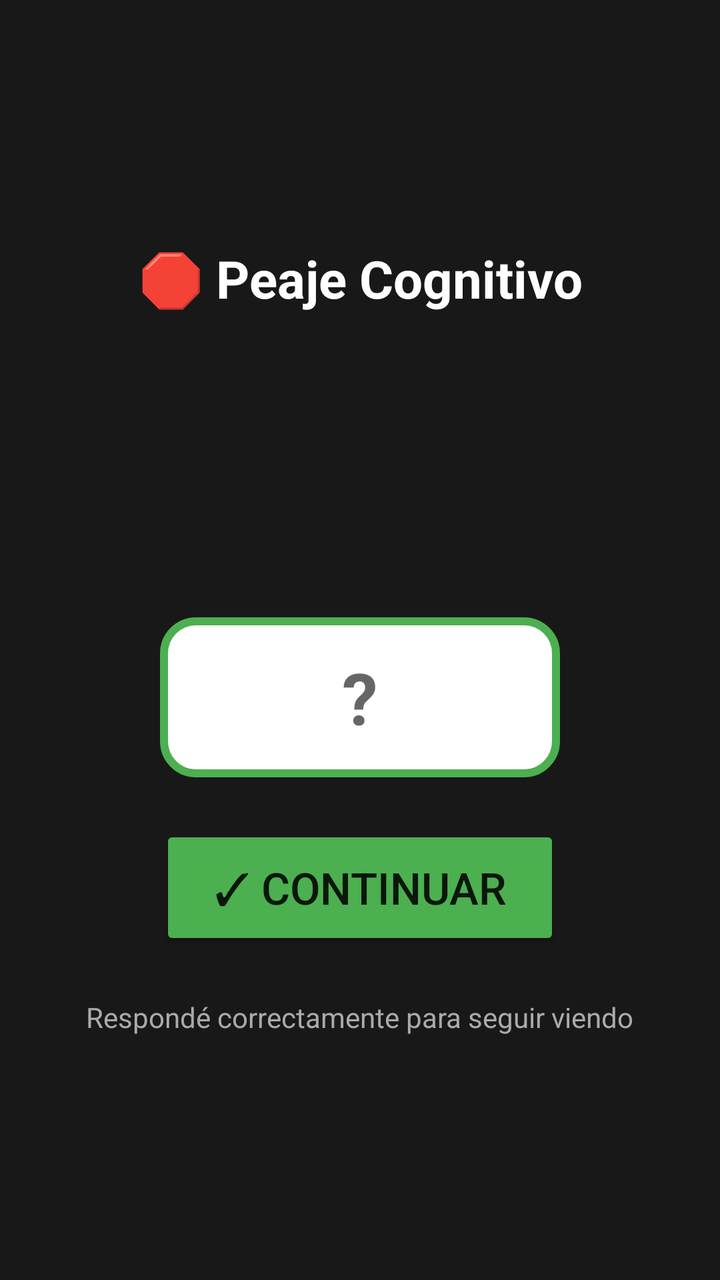
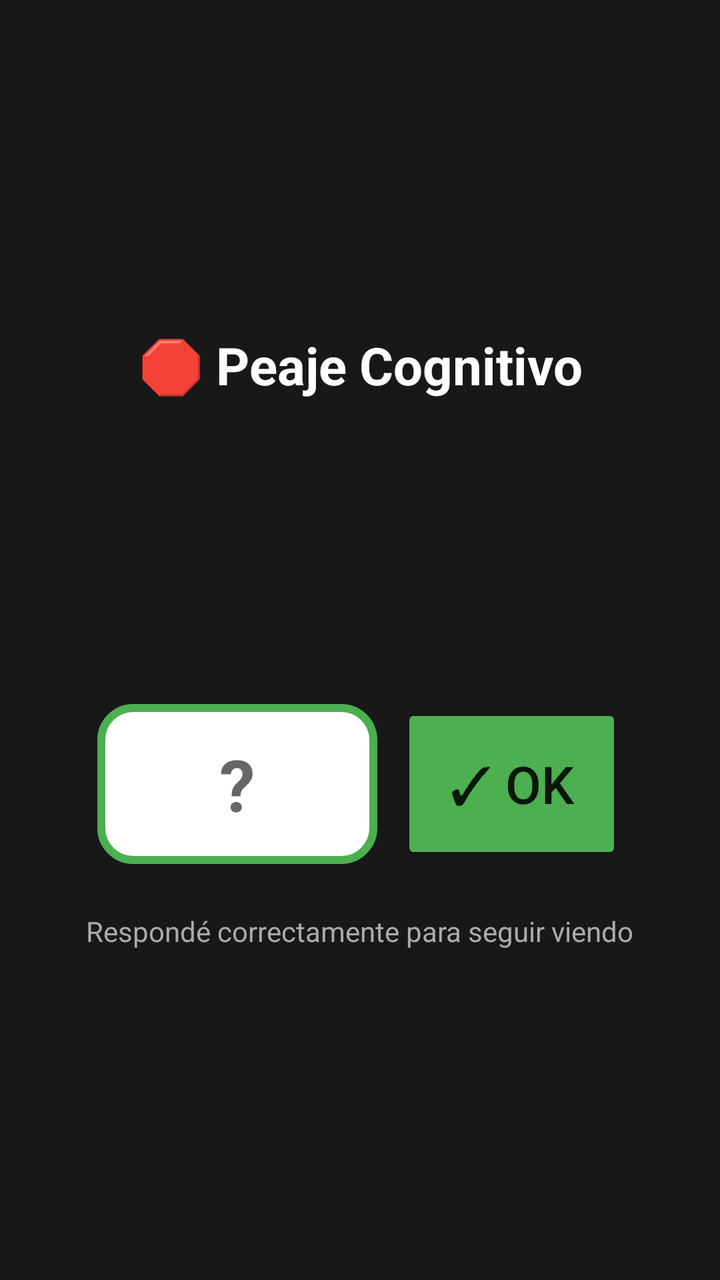

An Android layout rendered at two revisions. The XML below is the earlier revision; the diff shows what the commit changed to produce the second picture.
<!-- AndroidManifest.xml: application theme Theme.AppCompat.Light.DarkActionBar -->
<!-- res/layout/overlay_exercise.xml -->
<?xml version="1.0" encoding="utf-8"?>
<ScrollView xmlns:android="http://schemas.android.com/apk/res/android"
    android:layout_width="match_parent"
    android:layout_height="match_parent"
    android:background="#E6000000"
    android:fillViewport="true">

    <LinearLayout
        android:layout_width="match_parent"
        android:layout_height="match_parent"
        android:gravity="center"
        android:orientation="vertical"
        android:padding="24dp">

        <TextView
            android:id="@+id/tvQuestion"
            android:layout_width="wrap_content"
            android:layout_height="wrap_content"
            android:gravity="center"
            android:text="🛑 Peaje Cognitivo"
            android:textColor="#FFFFFF"
            android:textSize="26sp"
            android:textStyle="bold" />

        
        <TextView
            android:id="@+id/tvVisual"
            android:layout_width="wrap_content"
            android:layout_height="wrap_content"
            android:layout_marginTop="16dp"
            android:gravity="center"
            android:lineSpacingMultiplier="1.1"
            android:textSize="44sp" />

        
        <TextView
            android:id="@+id/tvPrompt"
            android:layout_width="wrap_content"
            android:layout_height="wrap_content"
            android:layout_marginTop="12dp"
            android:layout_marginBottom="20dp"
            android:gravity="center"
            android:textColor="#FFFFFF"
            android:textSize="34sp"
            android:textStyle="bold" />

        
        <LinearLayout
            android:id="@+id/llNumeric"
            android:layout_width="match_parent"
            android:layout_height="wrap_content"
            android:gravity="center_horizontal"
            android:orientation="vertical">

            <EditText
                android:id="@+id/etAnswer"
                android:layout_width="200dp"
                android:layout_height="80dp"
                android:background="@drawable/bg_answer"
                android:hint="?"
                android:imeOptions="actionDone"
                android:inputType="number"
                android:textAlignment="center"
                android:textColor="#333"
                android:textSize="36sp"
                android:textStyle="bold" />

            <Button
                android:id="@+id/btnSubmit"
                android:layout_width="200dp"
                android:layout_height="wrap_content"
                android:layout_marginTop="24dp"
                android:backgroundTint="#4CAF50"
                android:padding="16dp"
                android:text="✓ CONTINUAR"
                android:textSize="22sp" />
        </LinearLayout>

        
        <LinearLayout
            android:id="@+id/llOptions"
            android:layout_width="match_parent"
            android:layout_height="wrap_content"
            android:orientation="vertical"
            android:visibility="gone">

            <Button
                android:id="@+id/btnOpt1"
                android:layout_width="match_parent"
                android:layout_height="wrap_content"
                android:backgroundTint="#3F51B5"
                android:padding="16dp"
                android:textColor="#FFFFFF"
                android:textSize="26sp" />

            <Button
                android:id="@+id/btnOpt2"
                android:layout_width="match_parent"
                android:layout_height="wrap_content"
                android:layout_marginTop="12dp"
                android:backgroundTint="#3F51B5"
                android:padding="16dp"
                android:textColor="#FFFFFF"
                android:textSize="26sp" />

            <Button
                android:id="@+id/btnOpt3"
                android:layout_width="match_parent"
                android:layout_height="wrap_content"
                android:layout_marginTop="12dp"
                android:backgroundTint="#3F51B5"
                android:padding="16dp"
                android:textColor="#FFFFFF"
                android:textSize="26sp" />
        </LinearLayout>

        <TextView
            android:layout_width="wrap_content"
            android:layout_height="wrap_content"
            android:layout_marginTop="24dp"
            android:gravity="center"
            android:text="Respondé correctamente para seguir viendo"
            android:textColor="#AAAAAA"
            android:textSize="14sp" />

    </LinearLayout>
</ScrollView>
<!-- resources referenced by this layout -->
<resources>
  <!-- drawable bg_answer (drawable) -->
  <?xml version="1.0" encoding="utf-8"?>
  <shape xmlns:android="http://schemas.android.com/apk/res/android"
      android:shape="rectangle">
      <solid android:color="#FFFFFF" />
      <corners android:radius="16dp" />
      <stroke android:width="4dp" android:color="#4CAF50" />
  </shape>
</resources>

<!-- the commit's change to res/layout/overlay_exercise.xml (unified diff, before → after) -->
@@ -49,12 +49,12 @@
             android:id="@+id/llNumeric"
             android:layout_width="match_parent"
             android:layout_height="wrap_content"
-            android:gravity="center_horizontal"
-            android:orientation="vertical">
+            android:gravity="center"
+            android:orientation="horizontal">
 
             <EditText
                 android:id="@+id/etAnswer"
-                android:layout_width="200dp"
+                android:layout_width="140dp"
                 android:layout_height="80dp"
                 android:background="@drawable/bg_answer"
                 android:hint="?"
@@ -67,13 +67,14 @@
 
             <Button
                 android:id="@+id/btnSubmit"
-                android:layout_width="200dp"
-                android:layout_height="wrap_content"
-                android:layout_marginTop="24dp"
+                android:layout_width="wrap_content"
+                android:layout_height="80dp"
+                android:layout_marginStart="12dp"
                 android:backgroundTint="#4CAF50"
-                android:padding="16dp"
-                android:text="✓ CONTINUAR"
-                android:textSize="22sp" />
+                android:paddingStart="24dp"
+                android:paddingEnd="24dp"
+                android:text="✓ OK"
+                android:textSize="26sp" />
         </LinearLayout>
 
         
